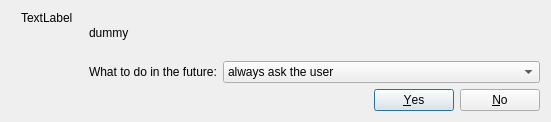
Before: the Qt Designer form src/mkvtoolnix-gui/forms/merge/ask_scan_for_playlists_dialog.ui in jpsdr/MKVToolnix-Windows-7, drawn with Qt 5.
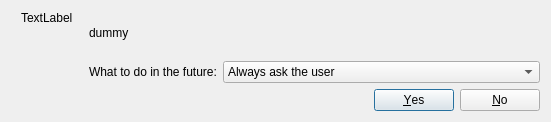
After: the same form once the commit is applied.

Diff of the .ui file:
```diff
--- a/src/mkvtoolnix-gui/forms/merge/ask_scan_for_playlists_dialog.ui
+++ b/src/mkvtoolnix-gui/forms/merge/ask_scan_for_playlists_dialog.ui
@@ -110,7 +110,7 @@
            </property>
            <item>
             <property name="text">
-             <string>always ask the user</string>
+             <string>Always ask the user</string>
             </property>
            </item>
            <item>
```
Left out of the diff: 4 changed lines with no effect on the pictures.
